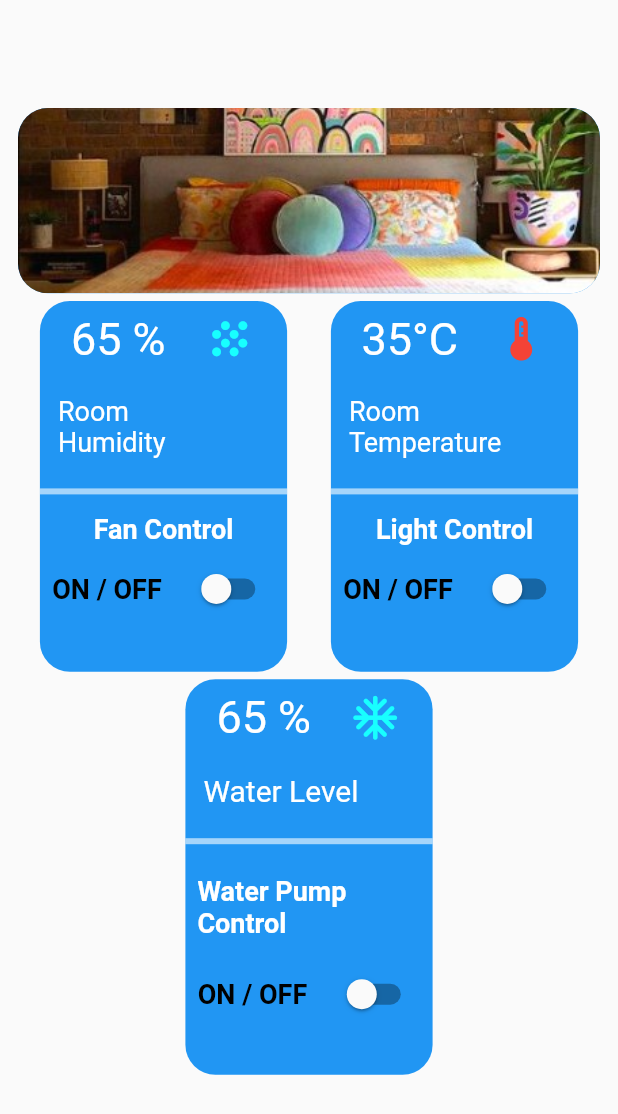
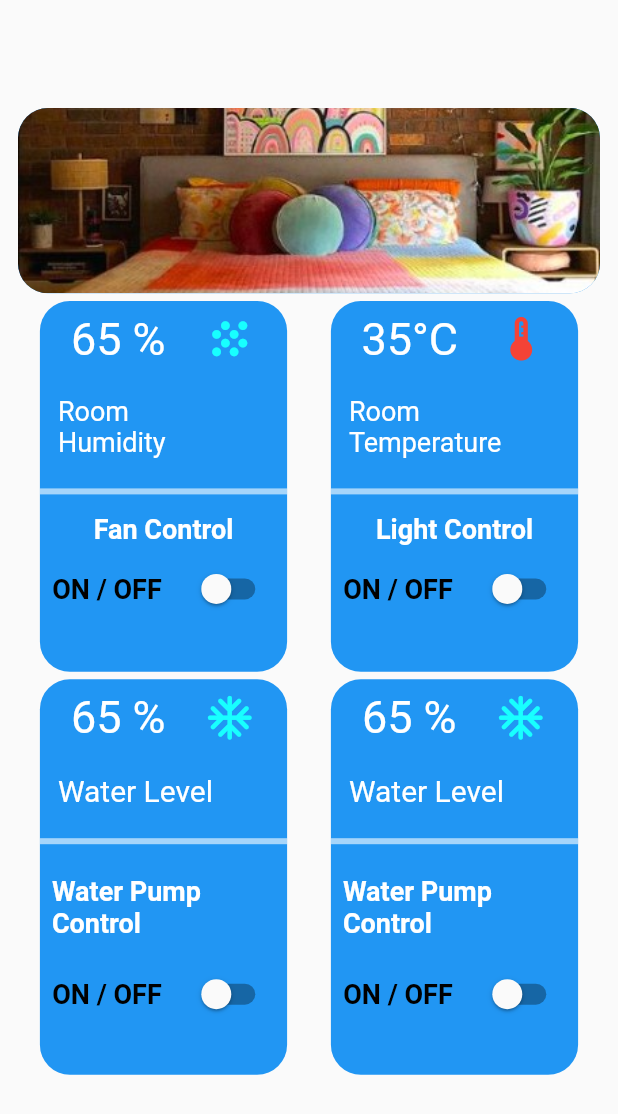
Before and after one commit to Alexander-mr-tech/Home_Automation_Voice_Control, a Flutter app: the Home widget shown alone on an empty page, opened directly, on a phone screen of 412 x 824 dp. Shown: the top 1114 px of the screen. Run offline on Flutter 3.47's test engine with Material 2 defaults, Android fonts, the phone set to English and light mode, and no system bars; our stand-ins replace avatar_glow, firebase_core, firebase_database, speech_to_text; missing offline and left inert: torch_controller; accounts and stored records are empty.

Commit message:
Merge remote-tracking branch 'origin/master'
# Conflicts:
#	lib/HomeScreen.dart

```diff
--- a/lib/home.dart
+++ b/lib/home.dart
@@ -315,8 +315,87 @@ class _HomeState extends State<Home> {
                       )
                     ],
                   )),
+              Container(
+                  width: MediaQuery.of(context).size.width*0.40,
+                  height: MediaQuery.of(context).size.height * 0.32,
+                  decoration: const BoxDecoration(
+                    color: Colors.blue,
+                    borderRadius: BorderRadius.all(Radius.circular(20)),
+                  ),
+                  child: Column(
+                    crossAxisAlignment: CrossAxisAlignment.start,
+                    children: [
+                      const Padding(
+                        padding: EdgeInsets.all(8.0),
+                        child: Row(
+                          mainAxisAlignment: MainAxisAlignment.spaceAround,
+                          children: [
+                            Text("65 %",
+                                style: TextStyle(
+                                    fontSize: 30, color: Colors.white)),
+                            Icon(
+                              Icons.ac_unit_rounded,
+                              color: Colors.cyanAccent,
+                              size: 35,
+                            ),
+                          ],
+                        ),
+                      ),
+                      const Padding(
+                        padding: EdgeInsets.all(12),
+                        child: Text("Water Level",
+                            style:
+                            TextStyle(fontSize: 20, color: Colors.white)),
+                      ),
+                      const Divider(
+                        height: 20,
+                        color: Colors.white60,
+                        thickness: 4,
+                      ),
+                      const SizedBox(
+                        height: 5,
+                      ),
+                      Column(
+                        children: [
+                          const Center(
+                              child: Padding(
+                                padding: EdgeInsets.all(8.0),
+                                child: Text("Water Pump Control",
+                                    style: TextStyle(
+                                        fontWeight: FontWeight.bold,
+                                        fontSize: 18,
+                                        color: Colors.white)),
+                              )),
+                          const SizedBox(
+                            height: 5,
+                          ),
+                          Row(
+                            mainAxisAlignment: MainAxisAlignment.spaceAround,
+                            children: [
+                              const Text("ON / OFF",
+                                  style: TextStyle(
+                                      fontSize: 18,
+                                      color: Colors.black,
+                                      fontWeight: FontWeight.bold)),
+                              Switch(
+                                  activeColor: Colors.red,
+                                  value: Pump,
+                                  onChanged: (value) {
+                                    setState(() {
+                                      onUpdate_3();
+                                      onWrite_3();
+                                    });
+                                  })
+                            ],
+                          ),
+                        ],
+                      )
+                    ],
+                  )),
+
             ],
           ),
+
     ]
     )
     );
```
